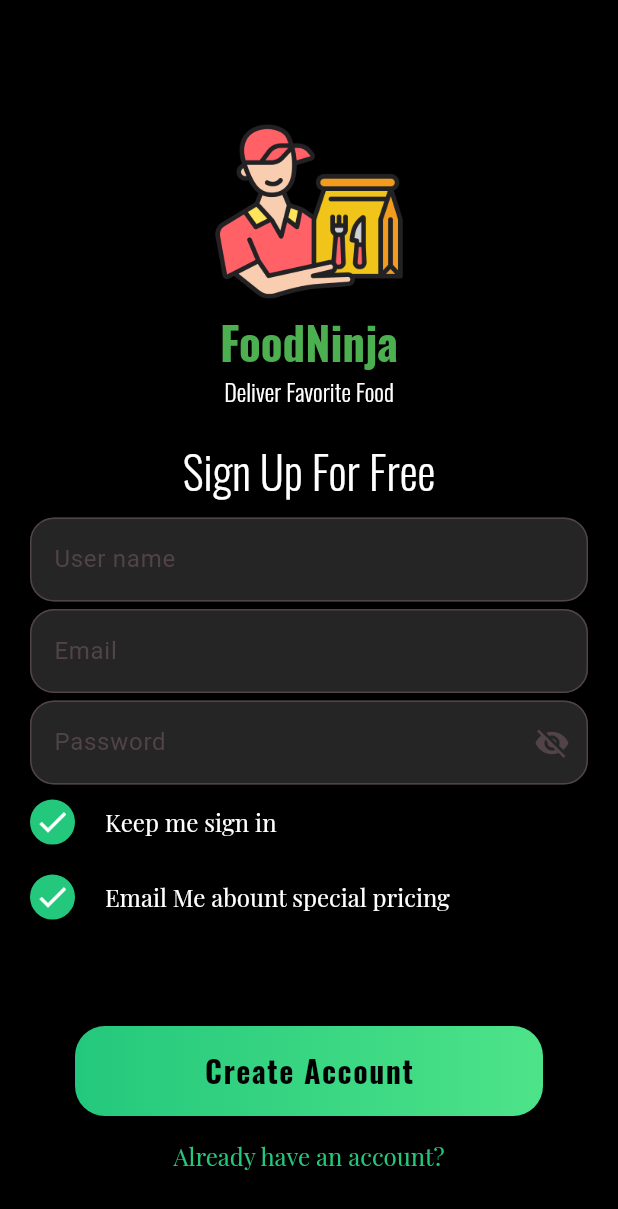
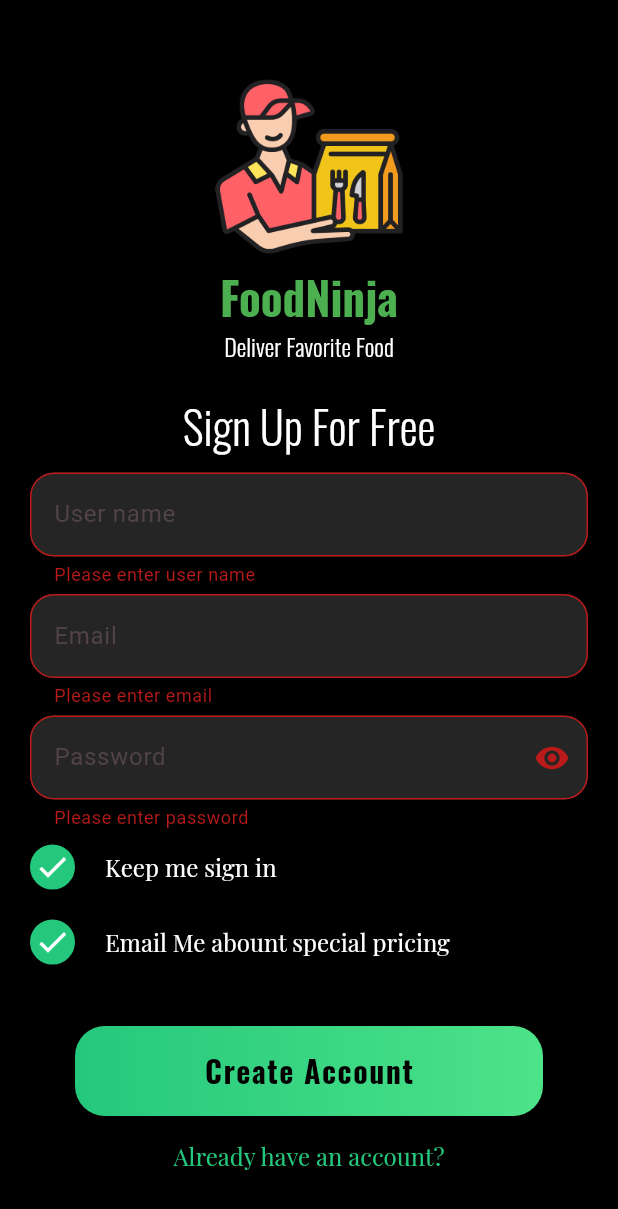
Before and after one commit to Sebin-thomas2001/Food_Delivery_App_GetX, a Flutter app: the SignUpView screen opened directly, after a tap on "Create Account", on a phone screen of 412 x 824 dp. Shown: the top 1209 px of the screen. Run offline on Flutter 3.47's test engine with Material 3 defaults, Android fonts, the phone set to English and light mode, and no system bars; our stand-ins replace firebase_auth, firebase_core, get; accounts and stored records are empty.

Commit message:
Validation Added Successfully

```diff
--- a/lib/common/buttons/app_primary_button.dart
+++ b/lib/common/buttons/app_primary_button.dart
@@ -6,11 +6,9 @@ import '../../constants/app_colors.dart';
 class AppPrimaryButton extends StatelessWidget {
   final String buttonText;
   Function()? onTap;
+  bool isLoading;
 
-   AppPrimaryButton({super.key,
-  required this.buttonText,
-  this.onTap
-  });
+  AppPrimaryButton({super.key, required this.buttonText, this.onTap,this.isLoading = false});
 
   @override
   Widget build(BuildContext context) {
@@ -28,7 +26,7 @@ class AppPrimaryButton extends StatelessWidget {
                   const LinearGradient(colors: [greenColor, lightgreenColor]),
               borderRadius: BorderRadius.circular(20)),
           child: Center(
-            child: CustomText(
+            child: isLoading ? CircularProgressIndicator() : CustomText(
               text: buttonText,
               lineSpacing: 1,
               fontFamily: 'Bold',
--- a/lib/modules/auth_module/controller/login_controller.dart
+++ b/lib/modules/auth_module/controller/login_controller.dart
@@ -4,16 +4,19 @@ import 'package:firebase_auth/firebase_auth.dart';
 import 'package:get/get.dart';
 
 class LoginController extends GetxController {
-  RxBool ispasswordVisible = false.obs;
+  RxBool ispasswordVisible = true.obs;
 
   RxBool isKeepMeSignInEnabled = true.obs;
   RxBool isEmailAbountPricing = true.obs;
+
+  RxBool isLoading = false.obs;
 
   Future<void> createAccount({
     required String email,
     required String password,
     required String username,
   }) async {
+    isLoading(true);
     try {
       // Create user with email and password
       final credential =
@@ -21,7 +24,7 @@ class LoginController extends GetxController {
         email: email,
         password: password,
       );
-
+      isLoading(false);
       // Check if the account creation was successful
       if (credential.user != null) {
         log("User Created: ${credential.user!.uid}");
--- a/lib/modules/auth_module/views/sign_up_view.dart
+++ b/lib/modules/auth_module/views/sign_up_view.dart
@@ -24,12 +24,16 @@ class _SignUpViewState extends State<SignUpView> {
     TextEditingController usernameController = TextEditingController();
     TextEditingController emailController = TextEditingController();
     TextEditingController passwordController = TextEditingController();
+
+    var formKey = GlobalKey<FormState>();
     // final Size size = MediaQuery.of(context).size;
 
     return Scaffold(
       backgroundColor: PrimaryColor,
       body: Center(
         child: SingleChildScrollView(
+          child: Form(
+            key: formKey,
             child: Column(
               children: [
                 const SizedBox(
@@ -67,7 +71,15 @@ class _SignUpViewState extends State<SignUpView> {
                 ),
                 Padding(
                   padding: const EdgeInsets.symmetric(horizontal: 20),
-                child: TextField(
+                  child: TextFormField(
+                    autovalidateMode: AutovalidateMode.onUserInteraction,
+                    validator: (value) {
+                      if (value!.isEmpty) {
+                        return "Please enter user name";
+                      } else {
+                        return null;
+                      }
+                    },
                     controller: usernameController,
                     style: const TextStyle(color: Colors.white),
                     decoration: InputDecoration(
@@ -84,7 +96,17 @@ class _SignUpViewState extends State<SignUpView> {
                 ),
                 Padding(
                   padding: const EdgeInsets.symmetric(horizontal: 20),
-                child: TextField(
+                  child: TextFormField(
+                    autovalidateMode: AutovalidateMode.onUserInteraction,
+                    validator: (value) {
+                      if (value!.isEmpty) {
+                        return "Please enter email";
+                      } else if (value.isEmail == false) {  //also write (!value.isEmail)
+                        return "Enter valid Email id ";
+                      } else {
+                        return null;
+                      }
+                    },
                     controller: emailController,
                     style: const TextStyle(color: Colors.white),
                     decoration: InputDecoration(
@@ -102,7 +124,17 @@ class _SignUpViewState extends State<SignUpView> {
                 Obx(
                   () => Padding(
                     padding: const EdgeInsets.symmetric(horizontal: 20),
-                  child: TextField(
+                    child: TextFormField(
+                      autovalidateMode: AutovalidateMode.onUserInteraction,
+                      validator: (value) {
+                      if (value!.isEmpty) {
+                        return "Please enter password";
+                      } else if (value.length < 8) {
+                        return "Enter a Strong Password ";
+                      } else {
+                        return null;
+                      }
+                    },
                       controller: passwordController,
                       style: const TextStyle(color: Colors.white),
                       obscureText: loginController.ispasswordVisible.value,
@@ -118,7 +150,8 @@ class _SignUpViewState extends State<SignUpView> {
                                 loginController.ispasswordVisible(
                                     !loginController.ispasswordVisible.value);
                               },
-                            icon: Icon(loginController.ispasswordVisible.isTrue
+                              icon: Icon(
+                                  loginController.ispasswordVisible.isTrue
                                       ? Icons.visibility
                                       : Icons.visibility_off))),
                     ),
@@ -179,7 +212,8 @@ class _SignUpViewState extends State<SignUpView> {
                             width: 30,
                             decoration: BoxDecoration(
                                 border: Border.all(color: greenColor),
-                              color: loginController.isEmailAbountPricing.isTrue
+                                color:
+                                    loginController.isEmailAbountPricing.isTrue
                                         ? greenColor
                                         : Colors.transparent,
                                 borderRadius: BorderRadius.circular(30)),
@@ -205,6 +239,7 @@ class _SignUpViewState extends State<SignUpView> {
             ),
           ),
         ),
+      ),
       bottomNavigationBar: Padding(
         padding: const EdgeInsets.only(bottom: 20),
         child: Container(
@@ -216,9 +251,7 @@ class _SignUpViewState extends State<SignUpView> {
                 onTap: () {
                   // create account function
 
-                  if (usernameController.text.isNotEmpty &&
-                      emailController.text.isNotEmpty &&
-                      passwordController.text.isNotEmpty) {
+                  if (formKey.currentState!.validate()) {
                     loginController.createAccount(
                         email: emailController.text,
                         password: passwordController.text,
```
Lines whose indentation alone changed are shown as unchanged.
